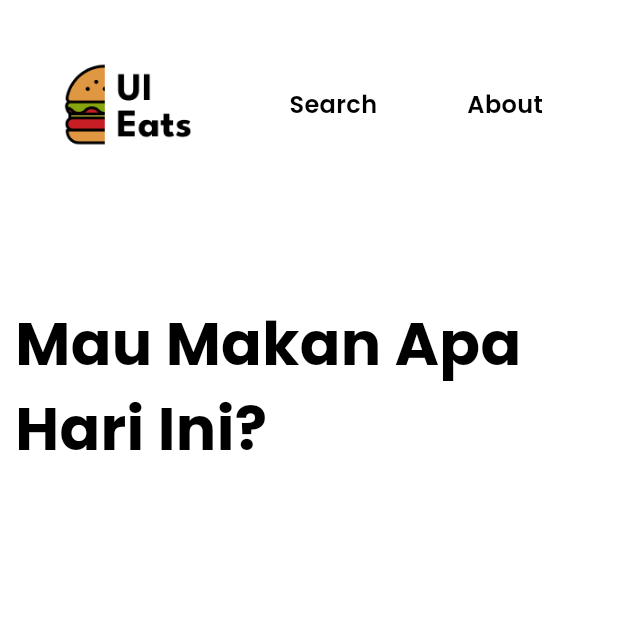
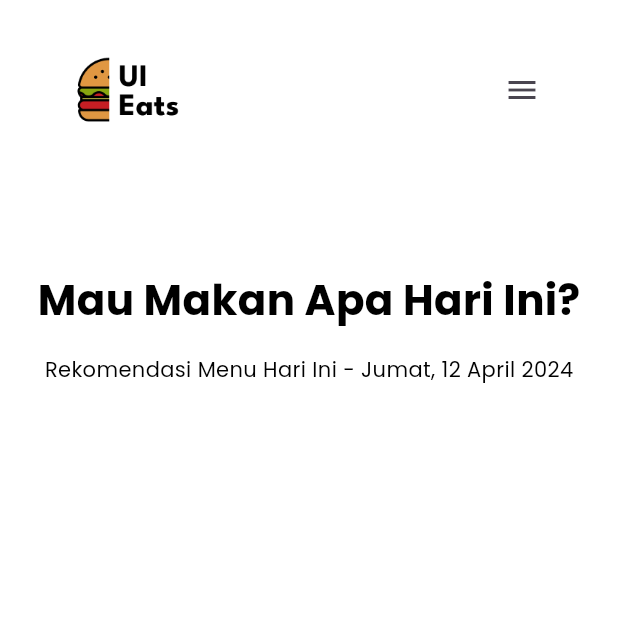
Before and after one commit to hyvos07/eat-at-ui, a Flutter app: the screen it shows after launch, on a phone screen of 412 x 824 dp, the top half of it. Run offline on Flutter 3.47's test engine with Material 3 defaults, Android fonts, the phone set to English and light mode, and no system bars; our stand-ins replace responsive_builder.

Commit message:
add: Simple Responsive Design

```diff
--- a/lib/views/home/home_view.dart
+++ b/lib/views/home/home_view.dart
@@ -1,6 +1,6 @@
 // ignore_for_file: must_be_immutable
 
-import 'package:eat_at_ui/widgets/welcometext/welcome_text.dart';
+import 'package:eat_at_ui/widgets/homepage/homepage.dart';
 import 'package:eat_at_ui/widgets/centerview/center_view.dart';
 import 'package:eat_at_ui/widgets/navbar/navigation_bar.dart';
 
@@ -15,12 +15,12 @@ class HomeView extends StatelessWidget {
   Widget build(BuildContext context) {
     return Scaffold(
       backgroundColor: isDarkMode ? const Color(0xFF1E1E1E) : Colors.white,
-      body: CenterView(
+      body: const CenterView(
         child: Column(
           children: [
-            NavBar(isDarkMode: HomeView.isDarkMode),
-            const SizedBox(height: 80),
-            const WelcomeText(),
+            NavBar(),
+            SizedBox(height: 80),
+            HomePage(),
           ],
         ),
       ),
--- a/lib/widgets/centerview/center_view.dart
+++ b/lib/widgets/centerview/center_view.dart
@@ -11,7 +11,7 @@ class CenterView extends StatelessWidget {
       padding: const EdgeInsets.symmetric(horizontal: 10, vertical: 20),
       alignment: Alignment.topCenter,
       child: ConstrainedBox(
-        constraints: const BoxConstraints(maxWidth: 1470),
+        constraints: const BoxConstraints(maxWidth: 1450),
         child: child,
       )
     );
--- /dev/null
+++ b/lib/widgets/homepage/homepage.dart
@@ -0,0 +1,28 @@
+// ignore_for_file: deprecated_member_use
+
+import 'package:eat_at_ui/widgets/homepage/welcome_text.dart';
+import 'package:eat_at_ui/widgets/homepage/welcome_text_mobile.dart';
+import 'package:eat_at_ui/widgets/homepage/welcome_text_tablet.dart';
+
+import 'package:flutter/material.dart';
+import 'package:responsive_builder/responsive_builder.dart';
+
+
+class HomePage extends StatelessWidget {
+  const HomePage({super.key});
+
+  @override
+  Widget build(BuildContext context) {
+    return Center(
+      child: Column(
+        children: [
+          ScreenTypeLayout(
+            mobile: const WelcomeTextMobile(),
+            tablet: const WelcomeTextTablet(),
+            desktop: const WelcomeText(),
+          )
+        ],
+      ),
+    );
+  }
+}
--- /dev/null
+++ b/lib/widgets/homepage/welcome_text_mobile.dart
@@ -0,0 +1,88 @@
+import 'package:flutter/material.dart';
+
+class WelcomeTextMobile extends StatelessWidget {
+  const WelcomeTextMobile({super.key});
+
+  @override
+  Widget build(BuildContext context) {
+    DateTime date = DateTime.now().toUtc().add(const Duration(hours: 7));
+    String formattedDate = ("${_getDayInIndonesian(date.weekday)}, " // Senin,
+            "${date.day} " // 1
+            "${_getMonthInIndonesian(date.month)} " // Januari
+            "${date.year}" // 2024
+        );
+
+    return Column(
+      crossAxisAlignment: CrossAxisAlignment.center,
+      children: [
+        const Text(
+          "Mau Makan Apa Hari Ini?",
+          style: TextStyle(
+            fontSize: 28,
+            fontWeight: FontWeight.w700,
+          ),
+        ),
+        const SizedBox(height: 16),
+        Text(
+          "Rekomendasi Menu Hari Ini - $formattedDate",
+          style: const TextStyle(
+            fontSize: 14,
+            fontWeight: FontWeight.w500,
+          ),
+        ),
+      ],
+    );
+  }
+
+  String _getDayInIndonesian(int day) {
+    switch (day) {
+      case 1:
+        return "Senin";
+      case 2:
+        return "Selasa";
+      case 3:
+        return "Rabu";
+      case 4:
+        return "Kamis";
+      case 5:
+        return "Jumat";
+      case 6:
+        return "Sabtu";
+      case 7:
+        return "Minggu";
+      default:
+        return "";
+    }
+  }
+
+  String _getMonthInIndonesian(int month) {
+    switch (month) {
+      case 1:
+        return "Januari";
+      case 2:
+        return "Februari";
+      case 3:
+        return "Maret";
+      case 4:
+        return "April";
+      case 5:
+        return "Mei";
+      case 6:
+        return "Juni";
+      case 7:
+        return "Juli";
+      case 8:
+        return "Agustus";
+      case 9:
+        return "September";
+      case 10:
+        return "Oktober";
+      case 11:
+        return "November";
+      case 12:
+        return "Desember";
+      default:
+        return "";
+    }
+  }
+}
--- /dev/null
+++ b/lib/widgets/navbar/navbar_logo.dart
@@ -0,0 +1,20 @@
+import 'package:eat_at_ui/views/home/home_view.dart';
+
+import 'package:flutter/material.dart';
+
+class NavBarLogo extends StatelessWidget {
+  const NavBarLogo({super.key});
+
+  @override
+  Widget build(BuildContext context) {
+    return SizedBox(
+      height: 80,
+      width: 150,
+      child: Image.asset(
+        HomeView.isDarkMode
+          ? 'assets/images/dark_mode.png' // change to dark mode logo
+          : 'assets/images/light_mode.png', // change to light mode logo
+      )
+    );
+  }
+}
--- /dev/null
+++ b/lib/widgets/navbar/navbar_mobile.dart
@@ -0,0 +1,30 @@
+import 'package:eat_at_ui/widgets/navbar/navbar_logo.dart';
+
+import 'package:flutter/material.dart';
+
+class NavBarMobile extends StatelessWidget {
+  const NavBarMobile({super.key});
+
+  @override
+  Widget build(BuildContext context) {
+    return SizedBox(
+      height: 80,
+      child: Row(
+        mainAxisSize: MainAxisSize.max,
+        mainAxisAlignment: MainAxisAlignment.spaceBetween,
+        children: [
+          const NavBarLogo(),
+          Padding(
+            padding: const EdgeInsets.only(right: 30),
+            child: IconButton(
+              onPressed: () {},
+              icon: const Icon(Icons.menu),
+              splashColor: Colors.transparent,
+              highlightColor: Colors.transparent,
+            ),
+          ),
+        ],
+      ),
+    );
+  }
+}
--- a/lib/widgets/navbar/navigation_bar.dart
+++ b/lib/widgets/navbar/navigation_bar.dart
@@ -1,55 +1,19 @@
+// ignore_for_file: deprecated_member_use
+
+import 'package:eat_at_ui/widgets/navbar/navbar_tablet_desktop.dart';
+import 'package:eat_at_ui/widgets/navbar/navbar_mobile.dart';
+
 import 'package:flutter/material.dart';
+import 'package:responsive_builder/responsive_builder.dart';
 
 class NavBar extends StatelessWidget {
-  const NavBar({super.key, required this.isDarkMode});
-
-  final bool isDarkMode;
+  const NavBar({super.key});
 
   @override
   Widget build(BuildContext context) {
-    return SizedBox(
-      height: 100,
-      child: Row(
-        crossAxisAlignment: CrossAxisAlignment.stretch,
-        mainAxisAlignment: MainAxisAlignment.spaceBetween,
-        children: [
-          SizedBox(
-              height: 80,
-              width: 150,
-              child: Image.asset(
-                isDarkMode
-                    ? 'assets/images/dark_mode.png' // change to dark mode logo
-                    : 'assets/images/light_mode.png', // change to light mode logo
-              )),
-          const Row(
-            mainAxisSize: MainAxisSize.min,
-            children: [
-              _NavBarItem(title: 'Search'),
-              SizedBox(width: 60), // for spacing
-              _NavBarItem(title: 'About'),
-              SizedBox(width: 40), // for spacing
-            ],
-          ),
-        ],
-      ),
+    return ScreenTypeLayout(
+      mobile: const NavBarMobile(),
+      tablet: const NavBarTabletDesktop(),
     );
   }
 }
-
-// Text Widget
-class _NavBarItem extends StatelessWidget {
-  const _NavBarItem({required this.title});
-
-  final String title;
-
-  @override
-  Widget build(BuildContext context) {
-    return Text(
-      title,
-      style: const TextStyle(
-        fontWeight: FontWeight.w600,
-        fontSize: 16,
-      ),
-    );
-  }
-}
--- a/lib/widgets/welcometext/welcome_text.dart
+++ /dev/null
@@ -1,21 +0,0 @@
-import 'package:flutter/material.dart';
-
-class WelcomeText extends StatelessWidget {
-  const WelcomeText({super.key});
-
-  @override
-  Widget build(BuildContext context) {
-    return const Column(
-      crossAxisAlignment: CrossAxisAlignment.center,
-      children: [
-        Text(
-          "Mau Makan Apa Hari Ini?",
-          style: TextStyle(
-            fontSize: 40,
-            fontWeight: FontWeight.w700,
-          ),
-        )
-      ],
-    );
-  }
-}
```
Also changed, not shown: lib/widgets/homepage/welcome_text.dart (added, +89 -0 lines), lib/widgets/homepage/welcome_text_tablet.dart (added, +89 -0 lines), lib/widgets/navbar/navbar_item.dart (added, +18 -0 lines), lib/widgets/navbar/navbar_tablet_desktop.dart (added, +30 -0 lines).
